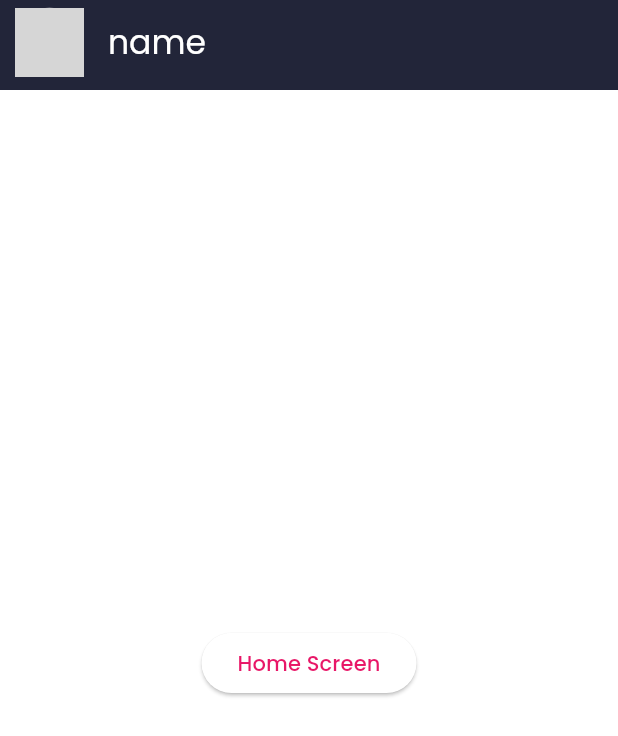
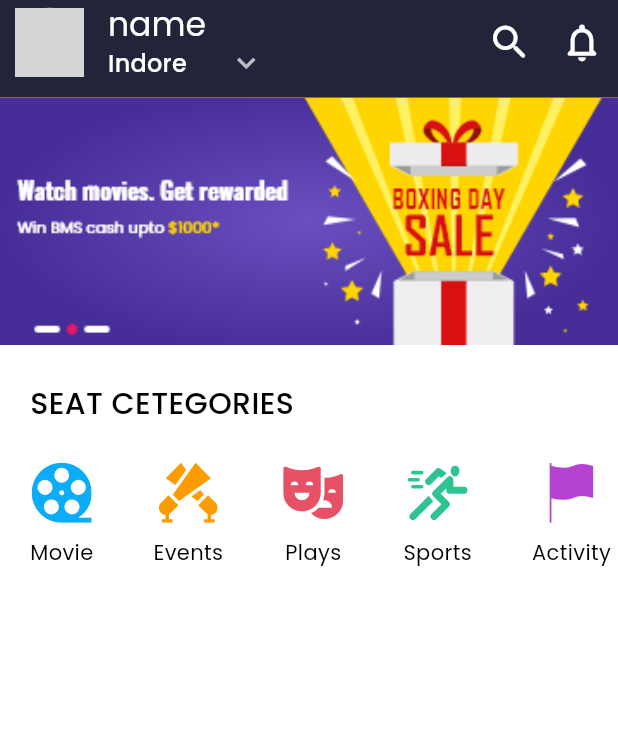
Before and after one commit to DeepakMewada20/Tickect-bokking-App, a Flutter app: the screen it shows once a user with an empty profile is signed in, on a phone screen of 412 x 824 dp. Shown: the top 736 px of the screen. Run offline on Flutter 3.47's test engine with Material 3 defaults, Android fonts, the phone set to English and light mode, and no system bars; drawn by our look-alikes of cached_network_image; our stand-ins replace firebase_auth, firebase_core, flutter_svg, get, google_sign_in; accounts and stored records are empty; network calls fail; grey boxes are pictures that could not be loaded.

Commit message:
I made a custom_slider for add and display ofers. and also made manu_item for display all cotegory of avalage sets

```diff
--- a/lib/pages/home_screen.dart
+++ b/lib/pages/home_screen.dart
@@ -3,6 +3,9 @@ import 'package:flutter/material.dart';
 import 'package:flutter/services.dart';
 import 'package:my_movie_ticket/controllers/auth_controller.dart';
 import 'package:my_movie_ticket/utils/constants.dart';
+import 'package:my_movie_ticket/utils/custom_slider.dart';
+import 'package:my_movie_ticket/utils/dummy_data.dart';
+import 'package:my_movie_ticket/utils/manu_item.dart';
 import 'package:my_movie_ticket/utils/mytheme.dart';
 
 class HomeScreen extends StatefulWidget {
@@ -13,8 +16,16 @@ class HomeScreen extends StatefulWidget {
 }
 
 class _HomeScreenState extends State<HomeScreen> {
+  String cityName = citys[0];
+  void setCityName(String ct) {
+    setState(() {
+      cityName = ct;
+    });
+  }
+
   @override
   Widget build(BuildContext context) {
+    final Size size = MediaQuery.of(context).size;
     SystemChrome.setSystemUIOverlayStyle(
       const SystemUiOverlayStyle(statusBarColor: MyTheme.statusBar),
     );
@@ -22,7 +33,7 @@ class _HomeScreenState extends State<HomeScreen> {
     picUrl = picUrl ?? Constants.dummyAwatar;
     return Scaffold(
       appBar: PreferredSize(
-          preferredSize: const Size.fromHeight(60),
+        preferredSize: const Size.fromHeight(65),
         child: AppBar(
           leading: Padding(
             padding: const EdgeInsets.only(
@@ -40,22 +51,89 @@ class _HomeScreenState extends State<HomeScreen> {
               ),
             ),
           ),
-              title: const Column(
+          title: Column(
+            crossAxisAlignment: CrossAxisAlignment.start,
+            //mainAxisAlignment: MainAxisAlignment.center,
             children: [
-                  Text(
+              const Text(
                 "name",
                 style: TextStyle(color: Colors.white),
               ),
+              DropdownButton<String>(
+                value: cityName,
+                dropdownColor: MyTheme.appBarColor,
+                isDense: true,
+                underline: const SizedBox(),
+                icon: Icon(
+                  Icons.keyboard_arrow_down_sharp,
+                  color: Colors.white.withValues(alpha: 0.7),
+                ),
+                items: citys
+                    .map(
+                      (e) => DropdownMenuItem<String>(
+                        value: e,
+                        child: Text(
+                          e,
+                          style: const TextStyle(color: Colors.white),
+                        ),
+                      ),
+                    )
+                    .toList(),
+                onChanged: (st) => setCityName(st!),
+              ),
             ],
-              )),
           ),
-        body: Center(
-          child: ElevatedButton(
-            onPressed: () {
-              AuthController.instence.signOut();
-            },
-            child: const Text("Home Screen"),
+          actions: [
+            Row(
+              children: [
+                IconButton(
+                  onPressed: () {},
+                  color: Colors.white,
+                  iconSize: 30,
+                  icon: const Icon(Icons.search_rounded),
                 ),
-        ));
+                IconButton(
+                    onPressed: () {},
+                    color: Colors.white,
+                    iconSize: 30,
+                    icon: const Icon(Icons.notifications_none_rounded))
+              ],
+            )
+          ],
+        ),
+      ),
+      body: Container(
+        child: Column(
+          mainAxisSize: MainAxisSize.max,
+          crossAxisAlignment: CrossAxisAlignment.start,
+          children: [
+            Container(
+              alignment: Alignment.topLeft,
+              height: size.height * 0.2,
+              width: size.width,
+              color: Colors.red,
+              child: PageView.builder(
+                  itemCount: sliderData.length,
+                  itemBuilder: (context, i) {
+                    return CustomSlider(
+                      index: i,
+                    );
+                  }),
+            ),
+            const Padding(
+              padding: EdgeInsets.only(left: 20, top: 25),
+              child: Text(
+                "SEAT CETEGORIES",
+                style: TextStyle(
+                    color: Colors.black,
+                    fontSize: 20,
+                    fontWeight: FontWeight.w500),
+              ),
+            ),
+            const ManuItem(),
+          ],
+        ),
+      ),
+    );
   }
 }
--- /dev/null
+++ b/lib/utils/custom_slider.dart
@@ -0,0 +1,19 @@
+import 'package:flutter/material.dart';
+import 'package:my_movie_ticket/utils/dummy_data.dart';
+
+class CustomSlider extends StatelessWidget {
+  final index;
+  const CustomSlider({super.key, this.index});
+  @override
+  Widget build(BuildContext context) {
+    final Size size = MediaQuery.of(context).size;
+    return SizedBox(
+      height: size.height * 0.2,
+      width: size.width,
+      child: Image.asset(
+        sliderData[index].url,
+        fit: BoxFit.cover,
+      ),
+    );
+  }
+}
--- a/lib/utils/dummy_data.dart
+++ b/lib/utils/dummy_data.dart
@@ -14,7 +14,7 @@ List<AdSliderModal> sliderData = [
       redirectUrl: Constants.baseApiUrl),
 ];
 
-List<MenuModal> menus = [
+List<MenuModal> manus = [
   const MenuModal(name: "Movie", assets: "assets/icons/film.svg"),
   const MenuModal(name: "Events", assets: "assets/icons/spotlights.svg"),
   const MenuModal(name: "Plays", assets: "assets/icons/theater_masks.svg"),
--- /dev/null
+++ b/lib/utils/manu_item.dart
@@ -0,0 +1,42 @@
+import 'package:flutter/material.dart';
+import 'package:flutter_svg/flutter_svg.dart';
+import 'package:my_movie_ticket/utils/dummy_data.dart';
+
+class ManuItem extends StatelessWidget {
+  const ManuItem({super.key});
+  @override
+  Widget build(BuildContext context) {
+    final Size size = MediaQuery.of(context).size;
+    //final topMargin=size.height*0.07;
+    return Container(
+      margin: EdgeInsets.only(top: size.height * 0.03),
+      height: size.height * 0.12,
+      width: size.width,
+      //color: Colors.red,
+      child: ListView.builder(
+          scrollDirection: Axis.horizontal,
+          itemCount: manus.length,
+          itemBuilder: (context, i) {
+            return Padding(
+              padding: const EdgeInsets.only(left: 20, right: 20),
+              child: Column(
+                children: [
+                  SvgPicture.asset(
+                    manus[i].assets,
+                    width: 40,
+                    height: 40,
+                  ),
+                  const SizedBox(
+                    height: 10,
+                  ),
+                  Text(
+                    manus[i].name,
+                    style: const TextStyle(color: Colors.black),
+                  ),
+                ],
+              ),
+            );
+          }),
+    );
+  }
+}
```
Lines whose indentation alone changed are shown as unchanged.
